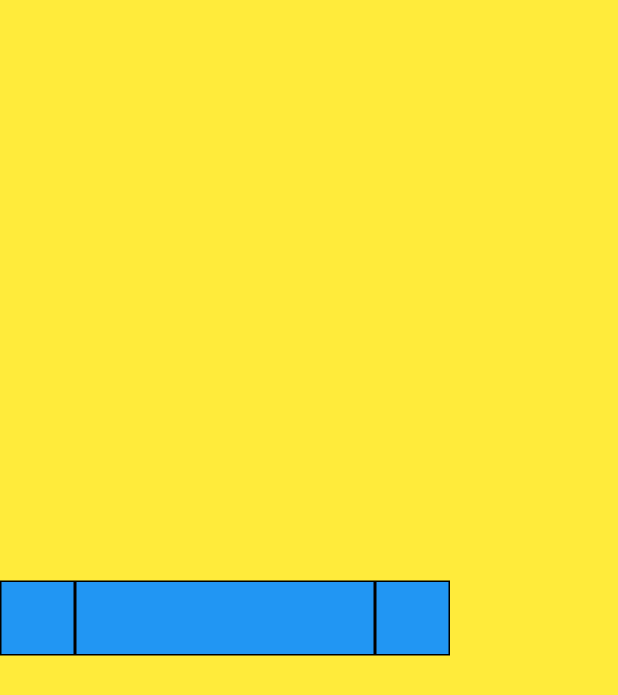
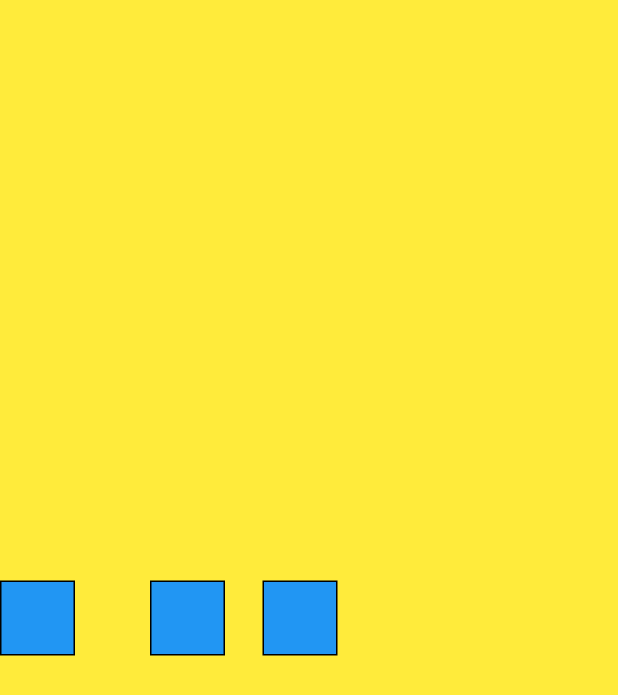
Before and after one commit to Runebjo/Flutter_Layout_Tutorial, a Flutter app: the screen it shows after launch, on a phone screen of 412 x 824 dp. Shown: the top 695 px of the screen. Run offline on Flutter 3.47's test engine with Material 2 defaults, Android fonts, the phone set to English and light mode, and no system bars.

Commit message:
Sizedbox

```diff
--- a/lib/main.dart
+++ b/lib/main.dart
@@ -20,10 +20,9 @@ class MyApp extends StatelessWidget {
           child: Row(
             children: [
               BlueBox(),
-              SizedBox(
-                width: 200,
-                child: BlueBox(),
-              ),
+              SizedBox(width: 50),
+              BlueBox(),
+              SizedBox(width: 25),
               BlueBox(),
             ],
           ),
```
